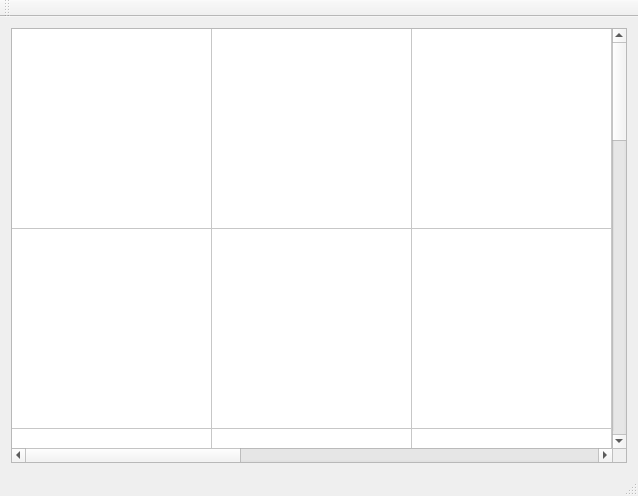
Before: the Qt Designer form Xadrez-em-QT/mainwindow.ui in Gabriellgpc/Xadrez-in-Qt, drawn with Qt 5.
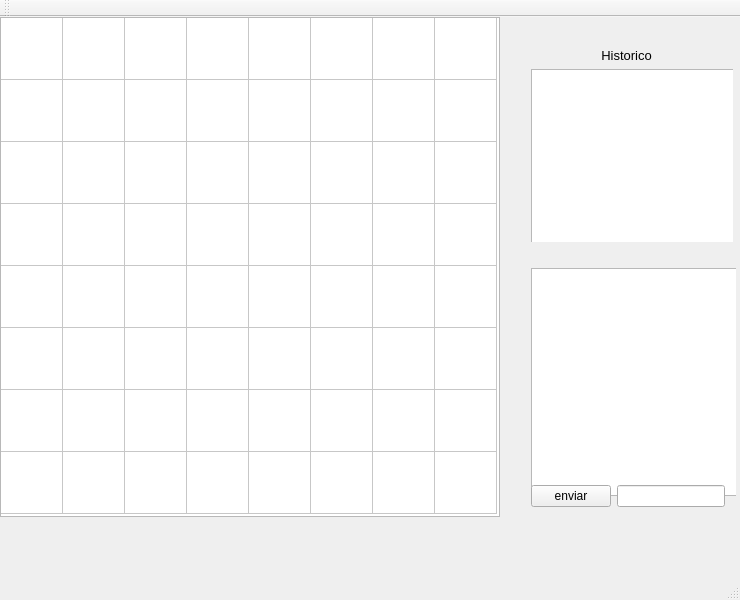
After: the same form once the commit is applied.

Diff of the .ui file:
```diff
--- a/Xadrez-em-QT/mainwindow.ui
+++ b/Xadrez-em-QT/mainwindow.ui
@@ -6,40 +6,46 @@
    <rect>
     <x>0</x>
     <y>0</y>
-    <width>638</width>
-    <height>496</height>
+    <width>740</width>
+    <height>600</height>
    </rect>
   </property>
+  <property name="minimumSize">
+   <size>
+    <width>740</width>
+    <height>600</height>
+   </size>
+  </property>
+  <property name="maximumSize">
+   <size>
+    <width>740</width>
+    <height>600</height>
+   </size>
+  </property>
   <property name="windowTitle">
    <string>MainWindow</string>
   </property>
   <widget class="QWidget" name="centralWidget">
-   <layout class="QGridLayout" name="gridLayout">
-    <item row="0" column="0">
      <widget class="QTableWidget" name="tabuleiro">
-      <property name="baseSize">
+    <property name="geometry">
+     <rect>
+      <x>0</x>
+      <y>0</y>
+      <width>500</width>
+      <height>500</height>
+     </rect>
+    </property>
+    <property name="minimumSize">
        <size>
-        <width>0</width>
-        <height>0</height>
-       </size>
-      </property>
-      <property name="cursor" stdset="0">
-       <cursorShape>PointingHandCursor</cursorShape>
-      </property>
-      <property name="autoScroll">
-       <bool>false</bool>
-      </property>
-      <property name="tabKeyNavigation">
-       <bool>false</bool>
-      </property>
-      <property name="showGrid">
-       <bool>true</bool>
-      </property>
-      <property name="wordWrap">
-       <bool>false</bool>
-      </property>
-      <property name="cornerButtonEnabled">
-       <bool>false</bool>
+      <width>500</width>
+      <height>500</height>
+     </size>
+    </property>
+    <property name="maximumSize">
+     <size>
+      <width>500</width>
+      <height>500</height>
+     </size>
       </property>
       <property name="rowCount">
        <number>8</number>
@@ -51,25 +57,25 @@
        <bool>false</bool>
       </attribute>
       <attribute name="horizontalHeaderDefaultSectionSize">
-       <number>200</number>
+     <number>62</number>
       </attribute>
       <attribute name="horizontalHeaderHighlightSections">
        <bool>false</bool>
       </attribute>
       <attribute name="horizontalHeaderMinimumSectionSize">
-       <number>200</number>
+     <number>62</number>
       </attribute>
       <attribute name="verticalHeaderVisible">
        <bool>false</bool>
       </attribute>
       <attribute name="verticalHeaderDefaultSectionSize">
-       <number>200</number>
+     <number>62</number>
       </attribute>
       <attribute name="verticalHeaderHighlightSections">
        <bool>false</bool>
       </attribute>
       <attribute name="verticalHeaderMinimumSectionSize">
-       <number>200</number>
+     <number>62</number>
       </attribute>
       <row/>
       <row/>
@@ -88,8 +94,105 @@
       <column/>
       <column/>
      </widget>
-    </item>
-   </layout>
+   <widget class="QWidget" name="">
+    <property name="geometry">
+     <rect>
+      <x>520</x>
+      <y>20</y>
+      <width>213</width>
+      <height>205</height>
+     </rect>
+    </property>
+    <layout class="QVBoxLayout" name="verticalLayout_2">
+     <item>
+      <widget class="QLabel" name="label">
+       <property name="font">
+        <font>
+         <pointsize>10</pointsize>
+        </font>
+       </property>
+       <property name="text">
+        <string>Historico</string>
+       </property>
+       <property name="alignment">
+        <set>Qt::AlignCenter</set>
+       </property>
+      </widget>
+     </item>
+     <item>
+      <widget class="QTableView" name="tableViewHistorico">
+       <property name="minimumSize">
+        <size>
+         <width>211</width>
+         <height>181</height>
+        </size>
+       </property>
+       <property name="maximumSize">
+        <size>
+         <width>211</width>
+         <height>181</height>
+        </size>
+       </property>
+      </widget>
+     </item>
+    </layout>
+   </widget>
+   <widget class="QWidget" name="">
+    <property name="geometry">
+     <rect>
+      <x>520</x>
+      <y>240</y>
+      <width>216</width>
+      <height>261</height>
+     </rect>
+    </property>
+    <layout class="QVBoxLayout" name="verticalLayout">
+     <item>
+      <widget class="QTableView" name="viewChat">
+       <property name="minimumSize">
+        <size>
+         <width>214</width>
+         <height>228</height>
+        </size>
+       </property>
+       <property name="maximumSize">
+        <size>
+         <width>214</width>
+         <height>228</height>
+        </size>
+       </property>
+      </widget>
+     </item>
+     <item>
+      <layout class="QHBoxLayout" name="horizontalLayout">
+       <item>
+        <widget class="QPushButton" name="ButtonEnviar">
+         <property name="text">
+          <string>enviar</string>
+         </property>
+        </widget>
+       </item>
+       <item>
+        <widget class="QLineEdit" name="lineEditMensagem"/>
+       </item>
+      </layout>
+     </item>
+    </layout>
+   </widget>
+   <zorder>pushButton</zorder>
+   <zorder>pushButton_2</zorder>
+   <zorder>pushButton_3</zorder>
+   <zorder>horizontalSpacer</zorder>
+   <zorder>verticalSpacer</zorder>
+   <zorder></zorder>
+   <zorder>horizontalSpacer_2</zorder>
+   <zorder>tabuleiro</zorder>
+   <zorder>tableViewHistorico</zorder>
+   <zorder>label</zorder>
+   <zorder>viewChat</zorder>
+   <zorder>lineEditMensagem</zorder>
+   <zorder>ButtonEnviar</zorder>
+   <zorder>tableViewHistorico</zorder>
   </widget>
   <widget class="QMenuBar" name="menuBar">
    <property name="geometry">
```
Left out of the diff: 2 changed lines with no effect on the pictures. Lines whose indentation alone changed are shown as unchanged.
